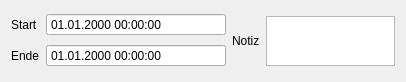
First picture: the form in HR_Managment_System_Application/editzeiteintragitem.ui, repository MehmetMertt/twentyONE_HR_System, before the edit.
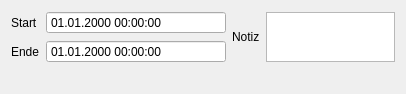
Second picture: the form after the edit.

```diff
--- a/HR_Managment_System_Application/editzeiteintragitem.ui
+++ b/HR_Managment_System_Application/editzeiteintragitem.ui
@@ -13,7 +13,7 @@
   <property name="windowTitle">
    <string>Form</string>
   </property>
-  <layout class="QHBoxLayout" name="horizontalLayout_2">
+  <layout class="QVBoxLayout" name="verticalLayout_2">
    <item>
     <layout class="QHBoxLayout" name="horizontalLayout">
      <item>
@@ -136,6 +136,13 @@
      </item>
     </layout>
    </item>
+   <item>
+    <widget class="QLabel" name="error_text">
+     <property name="text">
+      <string/>
+     </property>
+    </widget>
+   </item>
   </layout>
  </widget>
  <resources/>
```
